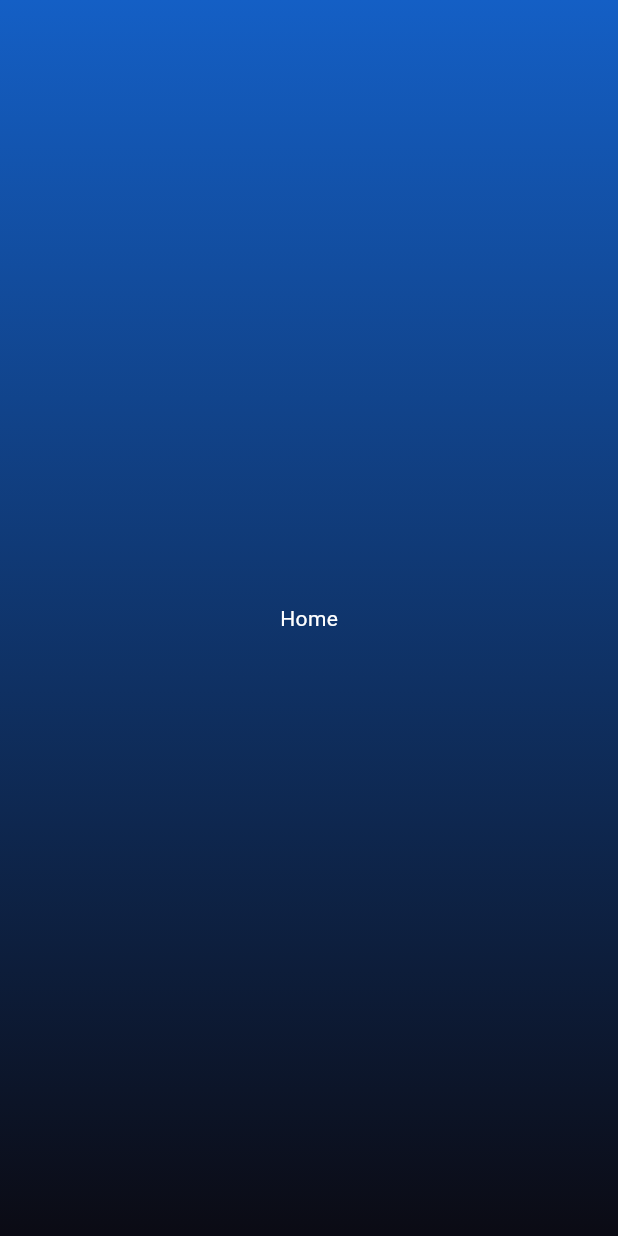
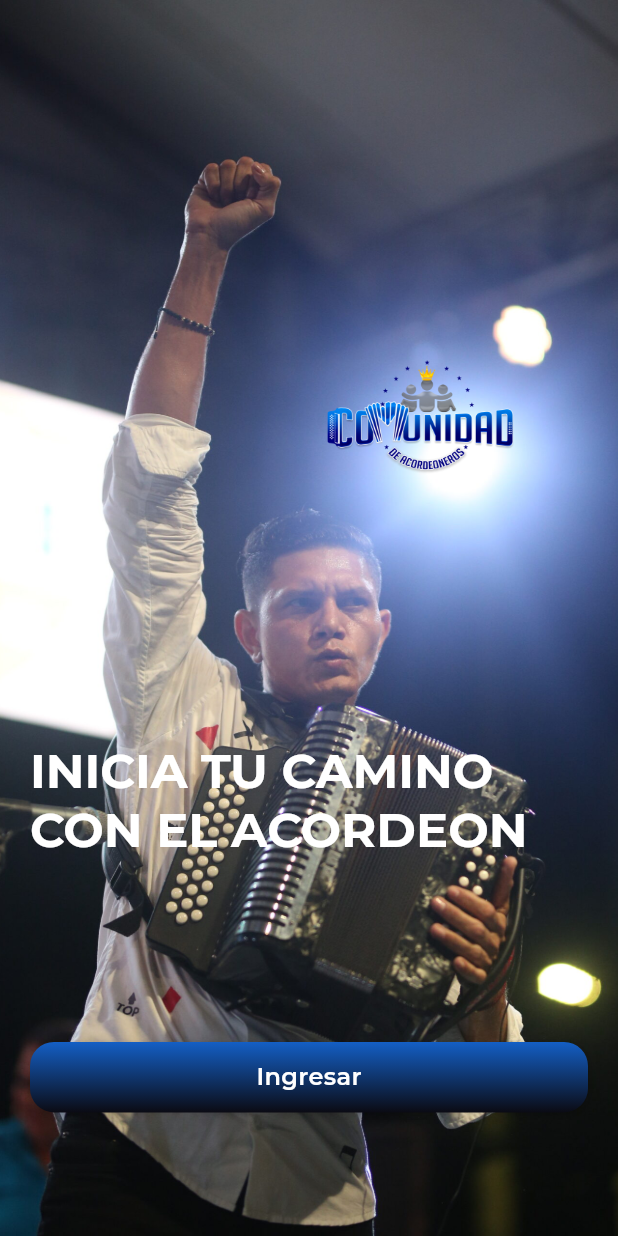
Before and after one commit to danper2213/comunidad-acordeoneros, a Flutter app: the screen it shows after launch, on a phone screen of 412 x 824 dp. Run offline on Flutter 3.47's test engine with Material 3 defaults, Android fonts, the phone set to English and light mode, and no system bars; our stand-ins replace google_fonts.

Commit message:
Login page design

```diff
--- a/lib/main.dart
+++ b/lib/main.dart
@@ -1,4 +1,5 @@
-import 'package:comunidad_acordeoneros/theme/pages/home.dart';
+import 'package:comunidad_acordeoneros/pages/home.dart';
+import 'package:comunidad_acordeoneros/pages/login.dart';
 import 'package:flutter/material.dart';
 import 'theme/theme_app.dart';
 
@@ -12,10 +13,11 @@
   @override
   Widget build(BuildContext context) {
     return MaterialApp(
+      debugShowCheckedModeBanner: false,
       title: 'Comunidad Acordeoneros',
       theme: AppTheme.lightTheme,
       darkTheme: AppTheme.darkTheme,
-      home: const HomePage(),
+      home: const LoginPage(),
     );
   }
 }
--- /dev/null
+++ b/lib/pages/login.dart
@@ -0,0 +1,49 @@
+import 'package:comunidad_acordeoneros/theme/theme_app.dart';
+import 'package:comunidad_acordeoneros/widgets/button_custom.dart';
+import 'package:flutter/material.dart';
+
+class LoginPage extends StatelessWidget {
+  const LoginPage({super.key});
+
+  @override
+  Widget build(BuildContext context) {
+    final size = MediaQuery.of(context).size;
+    return Stack(children: [
+      SizedBox(
+        width: size.width,
+        height: size.height,
+        child: Image.asset(
+          'assets/images/fer-festival.jpg',
+          fit: BoxFit.cover,
+        ),
+      ),
+      Positioned(
+        top: size.height * 0.6,
+        left: 20.0,
+        child: Column(
+          children: [
+            Text(
+              'INICIA TU CAMINO\nCON EL ACORDEON',
+              style: AppTheme.lightTheme.textTheme.displayLarge,
+            ),
+          ],
+        ),
+      ),
+      Positioned(
+        top: size.height * 0.25,
+        left: size.width * 0.5,
+        child: Image.asset(
+          'assets/images/logo.png',
+          width: 150,
+          height: 150,
+        ),
+      ),
+      Positioned(
+        bottom: size.height * 0.1,
+        left: 20.0,
+        right: 20.0,
+        child: ButtonCustom(text: 'Ingresar', onPressed: () {}),
+      )
+    ]);
+  }
+}
--- a/lib/theme/theme_app.dart
+++ b/lib/theme/theme_app.dart
@@ -1,4 +1,5 @@
 import 'package:flutter/material.dart';
+import 'package:google_fonts/google_fonts.dart';
 
 class AppTheme {
   // Custom colors
@@ -11,7 +12,15 @@ class AppTheme {
   static const Color darkGray = Color(0xFF333333);
 
   // Gradient background
-  static const LinearGradient  backgroundGradient = LinearGradient(
+  static const LinearGradient backgroundGradient = LinearGradient(
+    begin: Alignment.topCenter,
+    end: Alignment.bottomCenter,
+    colors: [darkBlue, darkBlue],
+    stops: [0.0, 1.0],
+  );
+
+  // Gradient background
+  static const LinearGradient backgroundGradientButton = LinearGradient(
     begin: Alignment.topCenter,
     end: Alignment.bottomCenter,
     colors: [primaryBlue, darkBlue],
@@ -28,19 +37,17 @@ class AppTheme {
       primary: primaryBlue,
       secondary: accentBlue,
       surface: white,
-
       onPrimary: white,
       onSecondary: white,
       onSurface: darkGray,
-
     ),
 
     // App bar theme
-    appBarTheme: const AppBarTheme(
+    appBarTheme: AppBarTheme(
       backgroundColor: Colors.transparent,
       elevation: 0,
-      iconTheme: IconThemeData(color: white),
-      titleTextStyle: TextStyle(
+      iconTheme: const IconThemeData(color: white),
+      titleTextStyle: GoogleFonts.montserrat(
         color: white,
         fontSize: 20,
         fontWeight: FontWeight.w600,
@@ -50,8 +57,9 @@ class AppTheme {
     // Scaffold background
     scaffoldBackgroundColor: Colors.transparent,
 
-    // Text theme
-    textTheme: const TextTheme(
+    // Text theme with Montserrat font
+    textTheme: GoogleFonts.montserratTextTheme(
+      const TextTheme(
         displayLarge: TextStyle(
           color: white,
           fontSize: 32,
@@ -111,6 +119,7 @@ class AppTheme {
           color: white,
           fontSize: 12,
           fontWeight: FontWeight.normal,
+        ),
       ),
     ),
 
--- /dev/null
+++ b/lib/widgets/button_custom.dart
@@ -0,0 +1,53 @@
+import 'package:comunidad_acordeoneros/theme/theme_app.dart';
+import 'package:flutter/material.dart';
+
+class ButtonCustom extends StatelessWidget {
+  final String text;
+  final VoidCallback onPressed;
+
+  const ButtonCustom({
+    super.key,
+    required this.text,
+    required this.onPressed,
+  });
+
+  @override
+  Widget build(BuildContext context) {
+    final size = MediaQuery.of(context).size;
+    return SizedBox(
+        width: size.width, // Full width minus padding
+        child: Container(
+          decoration: BoxDecoration(
+            gradient: AppTheme.backgroundGradientButton,
+            borderRadius: BorderRadius.circular(16),
+            boxShadow: [
+              BoxShadow(
+                color: Colors.black.withOpacity(0.2),
+                blurRadius: 4,
+                offset: const Offset(0, 2),
+              ),
+            ],
+          ),
+          child: Material(
+            color: Colors.transparent,
+            child: InkWell(
+              onTap: onPressed,
+              borderRadius: BorderRadius.circular(12),
+              child: Container(
+                padding:
+                    const EdgeInsets.symmetric(horizontal: 24, vertical: 12),
+                child: Center(
+                  child: Text(
+                    text,
+                    style: AppTheme.lightTheme.textTheme.titleLarge?.copyWith(
+                      color: AppTheme.white,
+                      fontWeight: FontWeight.w600,
+                    ),
+                  ),
+                ),
+              ),
+            ),
+          ),
+        ));
+  }
+}
--- a/pubspec.yaml
+++ b/pubspec.yaml
@@ -35,6 +35,7 @@ dependencies:
   # The following adds the Cupertino Icons font to your application.
   # Use with the CupertinoIcons class for iOS style icons.
   cupertino_icons: ^1.0.6
+  google_fonts: ^6.1.0
 
 dev_dependencies:
   flutter_test:
@@ -59,8 +60,8 @@ flutter:
   uses-material-design: true
 
   # To add assets to your application, add an assets section, like this:
-  # assets:
-  #   - images/a_dot_burr.jpeg
+  assets:
+     - assets/images/
   #   - images/a_dot_ham.jpeg
 
   # An image asset can refer to one or more resolution-specific "variants", see
```
Also changed, not shown: assets/images/fer-festival.jpg (added), assets/images/logo.png (added), lib/pages/home.dart (renamed from lib/theme/pages/home.dart), pubspec.lock, 4 other files. Lines whose indentation alone changed are shown as unchanged.
